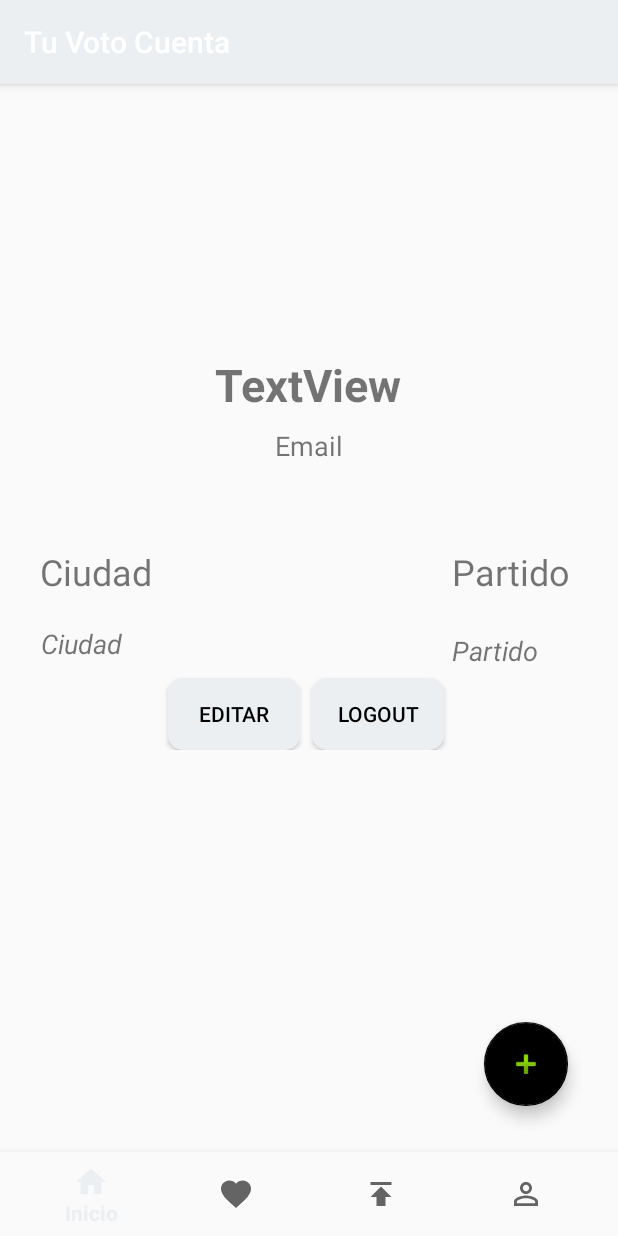
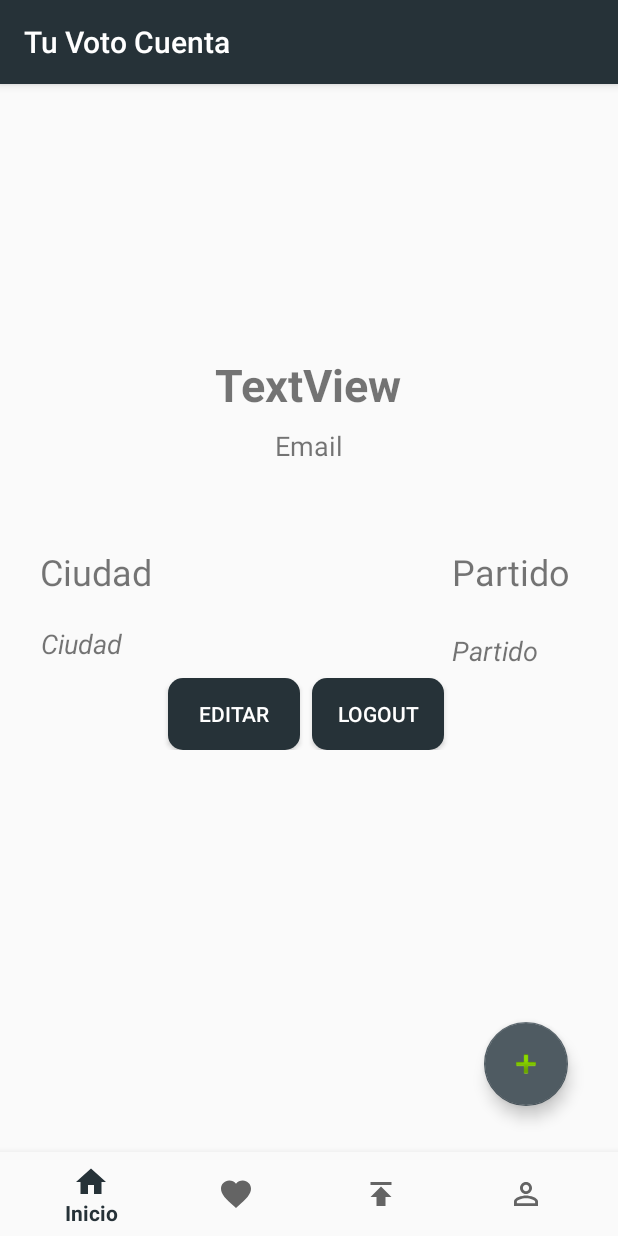
Before and after one commit to JoseAlbertoVazq/tuvotocuenta, an Android app: the fragment PerfilFragment placed in its activity, on a phone screen of 412 x 824 dp. Run offline under Robolectric (Android 15) with nearby library versions, the phone set to English and light mode, and no system bars; our stand-ins replace CircleImageView, Firebase (no records; nobody signed in at launch, a user with empty details on screens opened directly); network calls fail; pictures from the network do not load; 1 statement that could not run was skipped.

Commit message:
cambiado diseño y colores

```diff
--- a/mobile/app/src/main/res/layout/fragment_login.xml
+++ b/mobile/app/src/main/res/layout/fragment_login.xml
@@ -53,7 +53,7 @@
             android:background="@color/colorPrimaryDark"
             android:color="#000000"
             android:text="Login"
-            android:textColor="#000000"
+            android:textColor="@color/colorLight"
             app:layout_constraintBottom_toBottomOf="parent"
             app:layout_constraintEnd_toEndOf="parent"
             app:layout_constraintHorizontal_bias="0.496"
--- a/mobile/app/src/main/res/layout/fragment_perfil.xml
+++ b/mobile/app/src/main/res/layout/fragment_perfil.xml
@@ -116,7 +116,7 @@
             android:layout_marginEnd="8dp"
             android:background="@drawable/roundbtn"
             android:text="Editar"
-            android:textColor="#000000"
+            android:textColor="@color/colorLight"
             app:layout_constraintEnd_toEndOf="parent"
             app:layout_constraintHorizontal_bias="0.338"
             app:layout_constraintStart_toStartOf="parent"
@@ -129,9 +129,9 @@
             android:layout_marginStart="8dp"
             android:layout_marginTop="396dp"
             android:layout_marginEnd="8dp"
+            android:background="@drawable/roundbtn"
             android:text="Logout"
-            android:background="@drawable/roundbtn"
-            android:textColor="#000000"
+            android:textColor="@color/colorLight"
             app:layout_constraintEnd_toEndOf="parent"
             app:layout_constraintHorizontal_bias="0.0"
             app:layout_constraintStart_toEndOf="@+id/btn_editar_perfil"
--- a/mobile/app/src/main/res/values/colors.xml
+++ b/mobile/app/src/main/res/values/colors.xml
@@ -1,8 +1,8 @@
 <?xml version="1.0" encoding="utf-8"?>
 <resources>
-    <color name="colorPrimary">#eceff1</color>
-    <color name="colorPrimaryDark">#babdbe</color>
-    <color name="colorAccent">#000000</color>
+    <color name="colorPrimary">#263238</color>
+    <color name="colorPrimaryDark">#000a12</color>
+    <color name="colorAccent">#4f5b62</color>
     <color name="colorLight">#FFFFFF</color>
 
     <color name="white_transparent">#fafafa</color>
```
